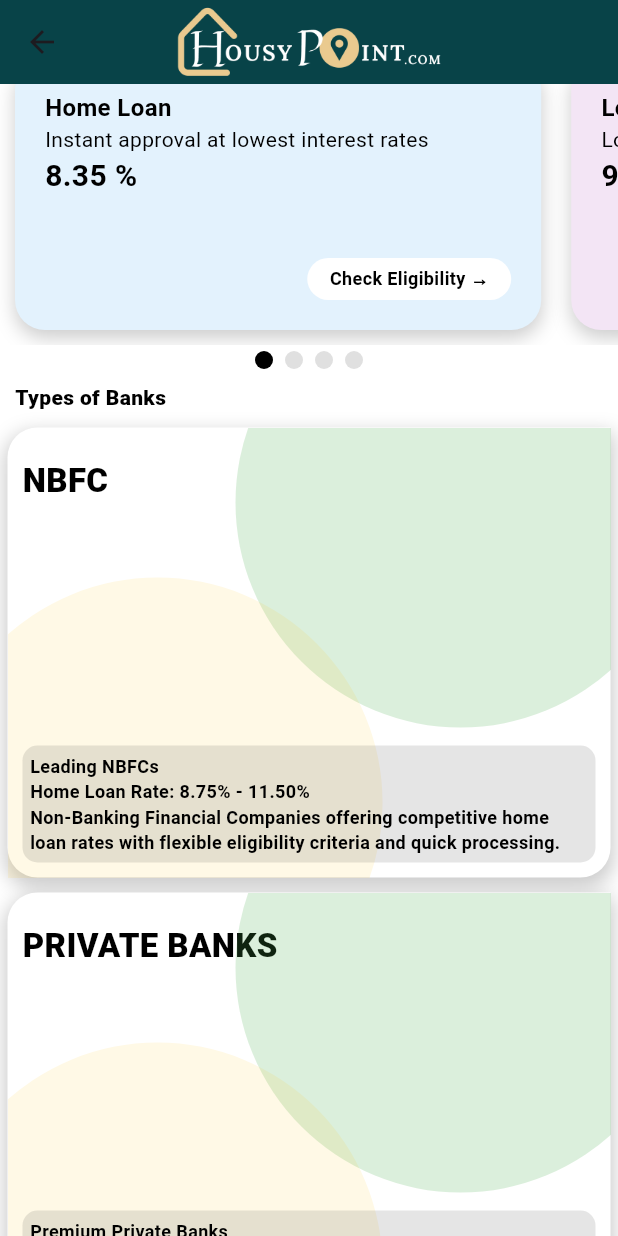
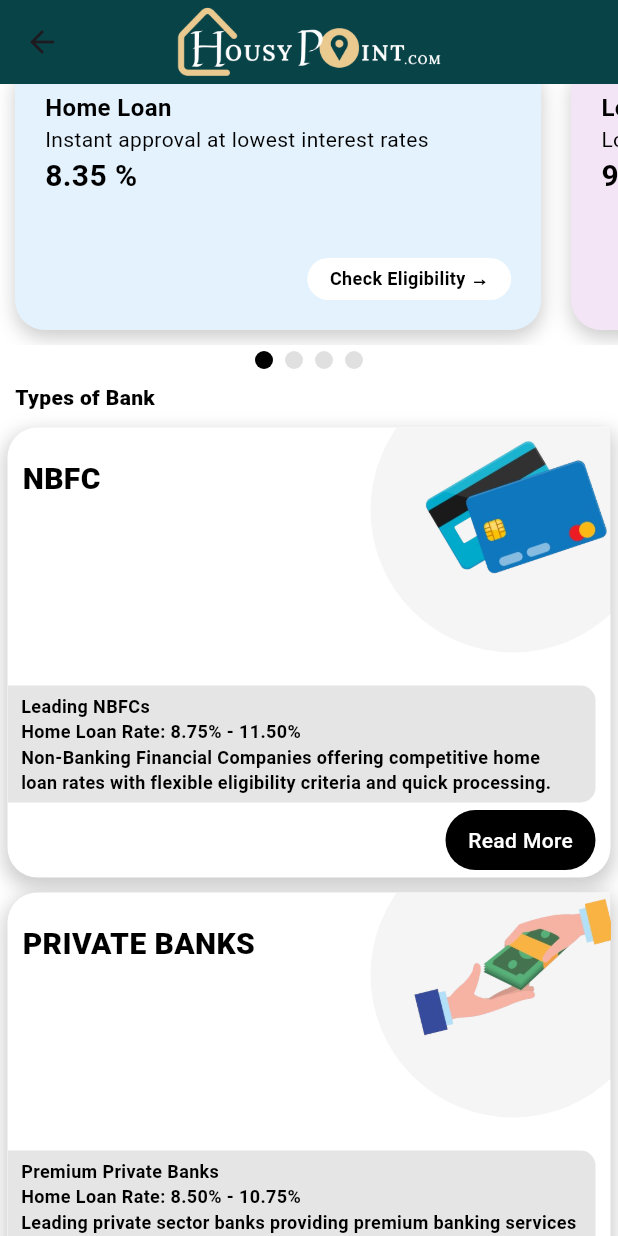
Before and after one commit to prayasjadaun/HousyPoint, a Flutter app: the HomeLoanScreen screen opened directly, scrolled down 576 dp, on a phone screen of 412 x 824 dp. Run offline on Flutter 3.47's test engine with Material 3 defaults, Android fonts, the light colour scheme and no system bars; our stand-ins replace country_picker, fl_chart, flutter_spinkit, google_fonts, google_nav_bar, introduction_screen and 1 more; missing offline and left inert: insta_image_viewer.

Commit message:
add bank images

```diff
--- a/housy_point/lib/main.dart
+++ b/housy_point/lib/main.dart
@@ -8,6 +8,7 @@ import 'package:housy_point/controllers/providers/authProvider/registration_prov
 import 'package:housy_point/controllers/providers/bottomNavProvider/shortlisted_provider.dart';
 import 'package:housy_point/controllers/providers/splashProvider/splash_screen_provider.dart';
 import 'package:housy_point/controllers/providers/themeProvider/theme_provider.dart';
+import 'package:housy_point/splash_screen.dart';
 import 'controllers/providers/homeProvider/home_screen_provider.dart';
 import 'controllers/providers/menuProvider/menu_provider.dart';
 import 'package:provider/provider.dart';
@@ -68,9 +69,9 @@ class MyApp extends StatelessWidget {
         ),
         themeMode: ThemeMode.system,
         home:
-        HomeLoanScreen()
+        // HomeLoanScreen()
         // HomeScreen(),
-        // SplashScreen(),
+        SplashScreen(),
         );
   }
 }
--- a/housy_point/lib/views/screens/homeLoanScreen/home_loan_screen.dart
+++ b/housy_point/lib/views/screens/homeLoanScreen/home_loan_screen.dart
@@ -507,19 +507,7 @@ class _HomeLoanScreenState extends State<HomeLoanScreen>
               ),
             ),
             // Trending Loans and offers -------------------
-            Padding(
-              padding:
-                  const EdgeInsets.symmetric(horizontal: 10.0, vertical: 5),
-              child: Row(mainAxisAlignment: MainAxisAlignment.start, children: [
-                Text(
-                  'Trending Loan Offers',
-                  style: TextStyle(
-                      fontWeight: FontWeight.w900,
-                      fontSize: 14,
-                      color: Colors.black),
-                )
-              ]),
-            ),
+            CustomTitleRow(title: 'Trending Loan Offers',),
             SizedBox(
               width: MediaQuery.of(context).size.width * 1,
               height: 200,
@@ -618,42 +606,31 @@ class _HomeLoanScreenState extends State<HomeLoanScreen>
               color: Colors.grey.shade300,
             ),
             // Types of banks---------------------------
-            Padding(
-              padding:
-                  const EdgeInsets.symmetric(horizontal: 10.0, vertical: 5),
-              child: Row(mainAxisAlignment: MainAxisAlignment.start, children: [
-                Text(
-                  'Types of Banks',
-                  style: TextStyle(
-                      fontWeight: FontWeight.w900,
-                      fontSize: 14,
-                      color: Colors.black),
-                )
-              ]),
-            ),
+            CustomTitleRow(title: 'Types of Bank',),
             Column(
               children: [
                 BanksCustomContainer(
-                  text1: "NBFC\n",
-                  text2: 'Leading NBFCs\nHome Loan Rate: 8.75% - 11.50%\n'
+                  titleText: "NBFC\n",
+                  contentText: 'Leading NBFCs\nHome Loan Rate: 8.75% - 11.50%\n'
                       'Non-Banking Financial Companies offering competitive home loan rates with flexible eligibility criteria and quick processing.',
                   buttonText: 'Read More',
-                  icon: Icons.business,
+                  iconImage: 'assets/loanImages/nbfcbank.png',
                 ),
                 BanksCustomContainer(
-                  text1: "PRIVATE BANKS\n",
-                  text2:
+                  titleText: "PRIVATE BANKS\n",
+                  contentText:
                       'Premium Private Banks\nHome Loan Rate: 8.50% - 10.75%\n'
                       'Leading private sector banks providing premium banking services with competitive home loan rates and personalized solutions.',
                   buttonText: 'Read More',
-                  icon: Icons.account_balance,
+                  iconImage: 'assets/loanImages/privatebank.png',
                 ),
                 BanksCustomContainer(
-                  text1: "GOVERNMENT BANK\n",
-                  text2: 'Public Sector Banks\nHome Loan Rate: 8.40% - 9.75%\n'
+                  titleText: "GOVERNMENT BANK\n",
+                  contentText:
+                      'Public Sector Banks\nHome Loan Rate: 8.40% - 9.75%\n'
                       'Government-backed banks offering reliable home loan services with competitive interest rates and maximum security.',
                   buttonText: 'Read More',
-                  icon: Icons.verified_user,
+                  iconImage: "assets/loanImages/govtbank.png",
                 ),
               ],
             ),
@@ -827,17 +804,17 @@ class _HomeLoanScreenState extends State<HomeLoanScreen>
 
 class BanksCustomContainer extends StatelessWidget {
   const BanksCustomContainer({
-    required this.icon,
+    required this.iconImage,
     required this.buttonText,
-    required this.text1,
-    required this.text2,
+    required this.titleText,
+    required this.contentText,
     super.key,
   });
 
-  final String text1;
-  final String text2;
+  final String titleText;
+  final String contentText;
   final String buttonText;
-  final IconData icon;
+  final String iconImage;
 
   @override
   Widget build(BuildContext context) {
@@ -868,52 +845,60 @@ class BanksCustomContainer extends StatelessWidget {
               left: 10,
               top: 20,
               child: Text(
-                text1,
+                titleText,
                 style: TextStyle(
                     color: Colors.black,
                     fontWeight: FontWeight.w900,
-                    fontSize: 22),
+                    fontSize: 20),
               )),
-              // Right Circle Container------
+          // Right Circle Container------
           Positioned(
-            top: -100,
-            right: -50,
+            top: -40,
+            right: -30,
             child: Container(
-              height: 300,
-              width: 300,
+              height: 190,
+              width: 190,
               decoration: BoxDecoration(
                   // borderRadius: BorderRadius.circular(20),
                   shape: BoxShape.circle,
-                  color: Colors.green.withOpacity(0.2)),
+                  color: Colors.grey.withOpacity(0.1)),
+                  child: Image.asset(iconImage, fit: BoxFit.cover,),
             ),
           ),
-           // Left Circle Container--------
+          // Icon Container------
           Positioned(
-            left: -100,
-            bottom: -100,
+            top: -80,
+            right: -60,
             child: Container(
-              height: 300,
-              width: 400,
-              decoration: BoxDecoration(
-                  shape: BoxShape.circle, color: Colors.amber.withOpacity(0.1)),
+              padding: EdgeInsets.symmetric(horizontal: 60, vertical: 40),
+              height: 200,
+              width: 200,
+              child: Column(
+                mainAxisAlignment: MainAxisAlignment.end,
+                crossAxisAlignment: CrossAxisAlignment.start,
+                children: [
+
+                ],
+              ),
             ),
           ),
+
           // Content Text Container--------
           Positioned(
-            bottom: 10,
+            bottom: 50,
             right: 10,
-            left: 10,
+            left: -1,
             child: Container(
-              padding: EdgeInsets.all(5),
+              padding: EdgeInsets.symmetric(horizontal: 10, vertical: 5),
               decoration: BoxDecoration(
-                color: Colors.black.withOpacity(0.1),
-                borderRadius: BorderRadius.circular(10),
-              ),
+                  color: Colors.black.withOpacity(0.1),
+                  borderRadius: BorderRadius.only(
+                      topRight: Radius.circular(10),
+                      bottomRight: Radius.circular(10))),
               child: Column(
-                mainAxisAlignment: MainAxisAlignment.spaceBetween,
                 children: [
                   Text(
-                    text2,
+                    contentText,
                     style: TextStyle(
                         color: Colors.black,
                         fontWeight: FontWeight.bold,
@@ -921,6 +906,22 @@ class BanksCustomContainer extends StatelessWidget {
                   ),
                 ],
               ),
+            ),
+          ),
+          Positioned(
+            bottom: 5,
+            right: 10,
+            child: Container(
+              height: 40,
+              width: 100,
+              decoration: BoxDecoration(
+                  borderRadius: BorderRadius.circular(30), color: Colors.black),
+              child: Center(
+                  child: Text(
+                buttonText,
+                style:
+                    TextStyle(color: Colors.white, fontWeight: FontWeight.w500),
+              )),
             ),
           ),
         ],
@@ -1055,3 +1056,39 @@ class _GaugePainter extends CustomPainter {
   @override
   bool shouldRepaint(covariant CustomPainter oldDelegate) => true;
 }
+
+//  main content title widget
+class CustomTitleRow extends StatelessWidget {
+  final String title;
+  final EdgeInsetsGeometry padding;
+  final TextStyle textStyle;
+  final MainAxisAlignment alignment;
+
+  const CustomTitleRow({
+    Key? key,
+    required this.title,
+    this.padding = const EdgeInsets.symmetric(horizontal: 10.0, vertical: 5),
+    this.textStyle = const TextStyle(
+      fontWeight: FontWeight.w900,
+      fontSize: 14,
+      color: Colors.black,
+    ),
+    this.alignment = MainAxisAlignment.start,
+  }) : super(key: key);
+
+  @override
+  Widget build(BuildContext context) {
+    return Padding(
+      padding: padding,
+      child: Row(
+        mainAxisAlignment: alignment,
+        children: [
+          Text(
+            title,
+            style: textStyle,
+          ),
+        ],
+      ),
+    );
+  }
+}
```
Also changed, not shown: housy_point/assets/loanImages/govtbank.png (added), housy_point/assets/loanImages/nbfcbank.png (added), housy_point/assets/loanImages/privatebank.png (added).
